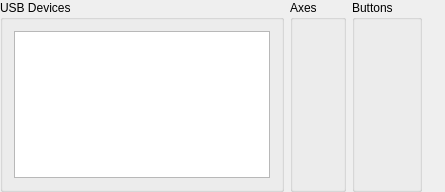
This is src/Joysticks/JoysticksTab.ui in FRC-Utilities/QDriverStation as Qt 5 draws it before an edit. The edited form follows.
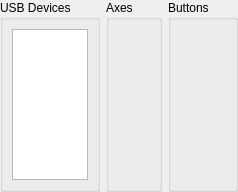
This is the edited form.

```diff
--- a/src/Joysticks/JoysticksTab.ui
+++ b/src/Joysticks/JoysticksTab.ui
@@ -6,14 +6,17 @@
    <rect>
     <x>0</x>
     <y>0</y>
-    <width>445</width>
+    <width>204</width>
     <height>192</height>
    </rect>
   </property>
   <property name="windowTitle">
    <string>Form</string>
   </property>
-  <layout class="QHBoxLayout" name="horizontalLayout" stretch="0,0,0,1">
+  <layout class="QHBoxLayout" name="horizontalLayout" stretch="0,0,0">
+   <property name="sizeConstraint">
+    <enum>QLayout::SetMinimumSize</enum>
+   </property>
    <property name="leftMargin">
     <number>0</number>
    </property>
@@ -32,38 +35,8 @@
       <string>USB Devices</string>
      </property>
      <layout class="QVBoxLayout" name="verticalLayout">
-      <property name="spacing">
-       <number>1</number>
-      </property>
-      <property name="leftMargin">
-       <number>2</number>
-      </property>
-      <property name="topMargin">
-       <number>2</number>
-      </property>
-      <property name="rightMargin">
-       <number>2</number>
-      </property>
-      <property name="bottomMargin">
-       <number>2</number>
-      </property>
-      <item>
-       <widget class="QWidget" name="widget" native="true">
-        <layout class="QHBoxLayout" name="horizontalLayout_2">
          <item>
           <widget class="QListWidget" name="JoystickList">
-           <property name="sizePolicy">
-            <sizepolicy hsizetype="MinimumExpanding" vsizetype="MinimumExpanding">
-             <horstretch>1</horstretch>
-             <verstretch>1</verstretch>
-            </sizepolicy>
-           </property>
-           <property name="minimumSize">
-            <size>
-             <width>160</width>
-             <height>100</height>
-            </size>
-           </property>
            <property name="alternatingRowColors">
             <bool>true</bool>
            </property>
@@ -90,9 +63,6 @@
         </layout>
        </widget>
       </item>
-     </layout>
-    </widget>
-   </item>
    <item>
     <widget class="QGroupBox" name="Axes">
      <property name="title">
@@ -187,19 +157,6 @@
      </layout>
     </widget>
    </item>
-   <item>
-    <spacer name="horizontalSpacer">
-     <property name="orientation">
-      <enum>Qt::Horizontal</enum>
-     </property>
-     <property name="sizeHint" stdset="0">
-      <size>
-       <width>40</width>
-       <height>20</height>
-      </size>
-     </property>
-    </spacer>
-   </item>
   </layout>
  </widget>
  <resources/>
```
Lines whose indentation alone changed are shown as unchanged.
